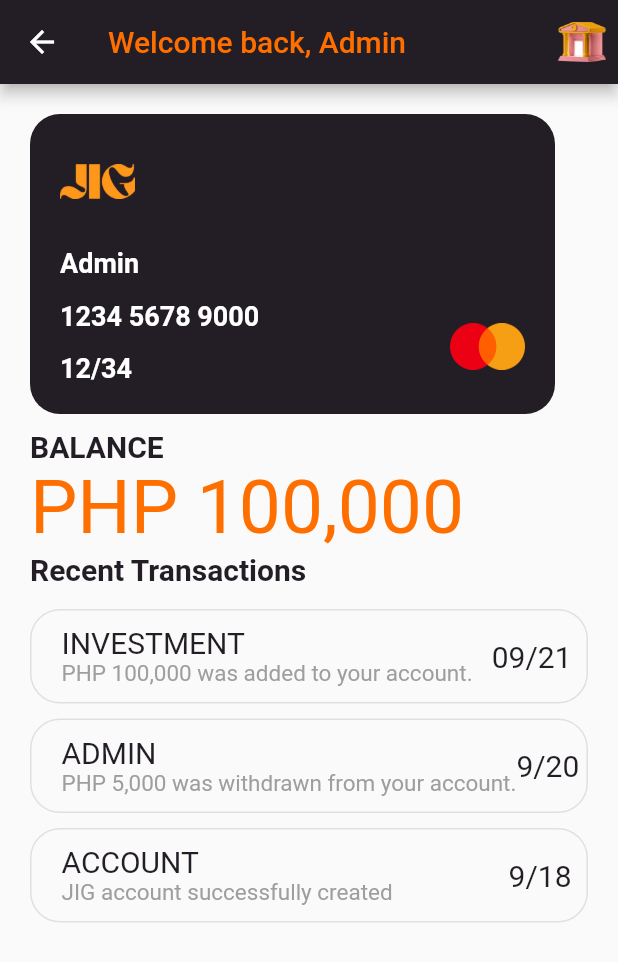
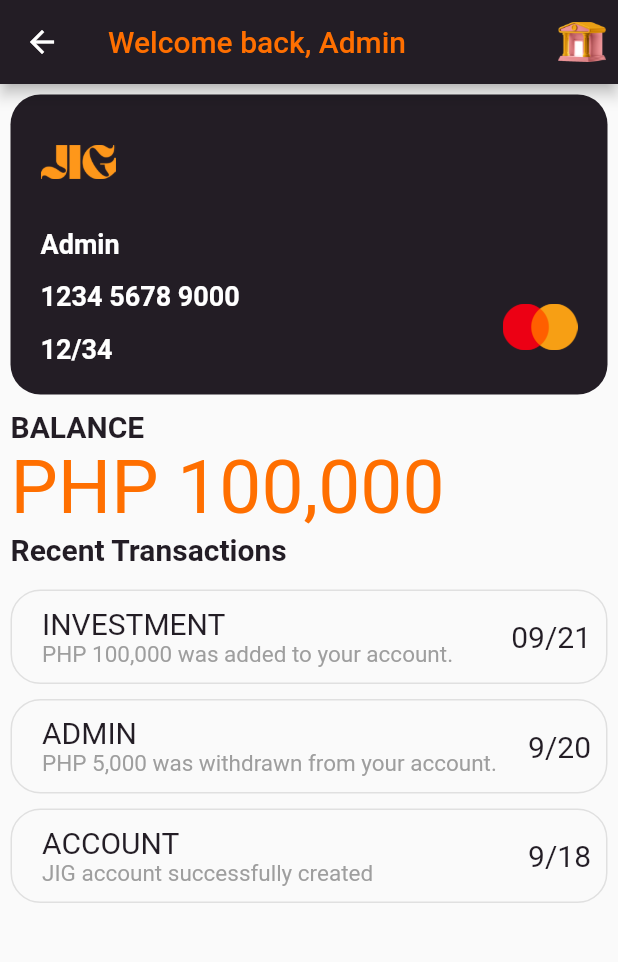
Before and after one commit to maye93/Mobile-Banking, a Flutter app: the DashBoard screen opened directly, on a phone screen of 412 x 824 dp. Shown: the top 962 px of the screen. Run offline on Flutter 3.47's test engine with Material 2 defaults, Android fonts, the phone set to English and light mode, and no system bars; our stand-ins replace font_awesome_flutter; Roboto replaces fonts that are missing (Poppins).

Commit message:
Atm card fixed

```diff
--- a/lib/DashBoard.dart
+++ b/lib/DashBoard.dart
@@ -36,7 +36,7 @@ class _DashBoardState extends State<DashBoard> {
       body: SingleChildScrollView(
         physics: ClampingScrollPhysics(),
         child: Padding(
-          padding: const EdgeInsets.all(20.0),
+          padding: const EdgeInsets.all(7.0),
           child: Column(
             crossAxisAlignment: CrossAxisAlignment.start,
             children: [
@@ -50,8 +50,8 @@ class _DashBoardState extends State<DashBoard> {
                       );
                     },
                     itemCount: myCards.length,
-                    shrinkWrap: true,
-                    scrollDirection: Axis.horizontal,
+                    // shrinkWrap: true,
+                    // scrollDirection: Axis.horizontal,
                     itemBuilder: (context, index) {
                       return MyCard(
                         card: myCards[index],
```
